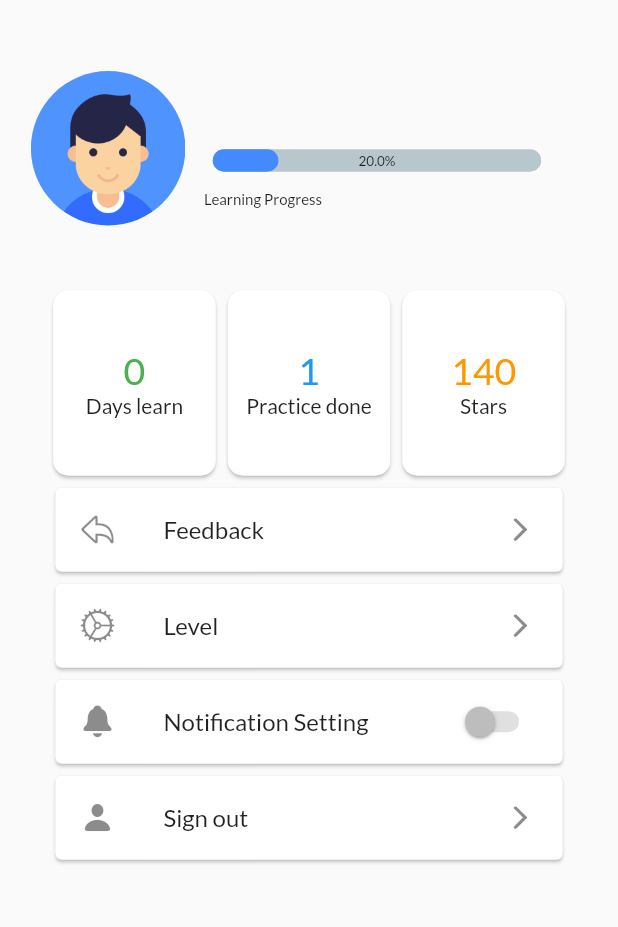
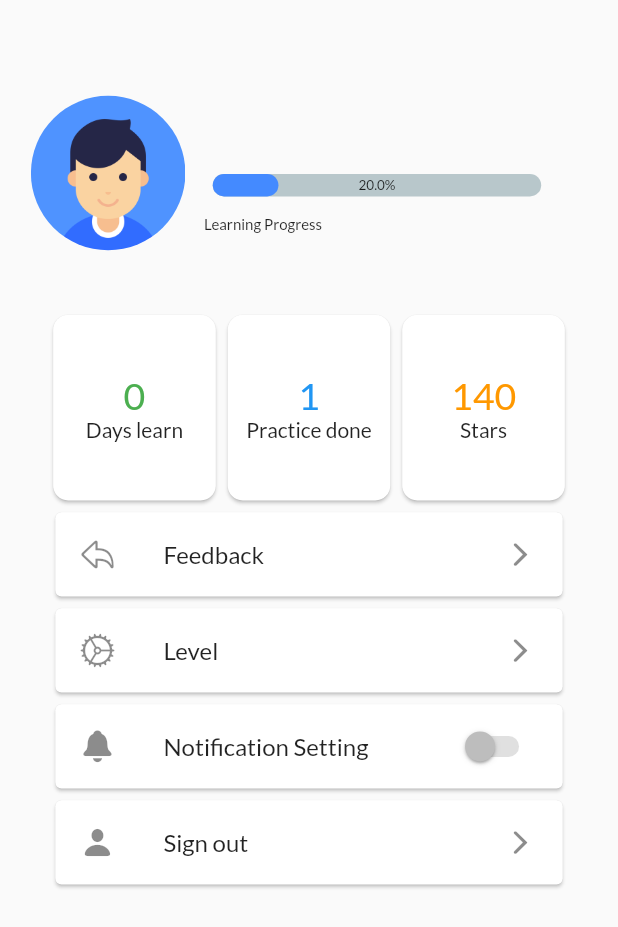
Before and after one commit to nguynduyanh169/vietnamese_learning, a Flutter app: the ProfileScreen2 screen opened directly, on a phone screen of 412 x 824 dp. Shown: the top 927 px of the screen. Run offline on Flutter 3.47's test engine with Material 2 defaults, Android fonts, the phone set to English and light mode, and no system bars; drawn by our look-alikes of percent_indicator; our stand-ins replace avatar_glow, cool_alert, dio, flip_card, flutter_svg, font_awesome_flutter and 4 more; missing offline and left inert: flutter_colored_progress_indicators, highlight_text; accounts and stored records are empty; project files that could hold a hidden picture were left out.

Commit message:
Update profile_screen2.dart

```diff
--- a/lib/src/resources/profile_screen2.dart
+++ b/lib/src/resources/profile_screen2.dart
@@ -45,7 +45,7 @@ class _ProfileScreenState2 extends State<ProfileScreen2> {
                   right: SizeConfig.blockSizeHorizontal * 5),
               child: Column(
                 children: <Widget>[
-                  SizedBox(height: SizeConfig.blockSizeVertical * 5,),
+                  SizedBox(height: SizeConfig.blockSizeVertical * 7,),
                   Row(
                     children: <Widget>[
                       Container(
```
